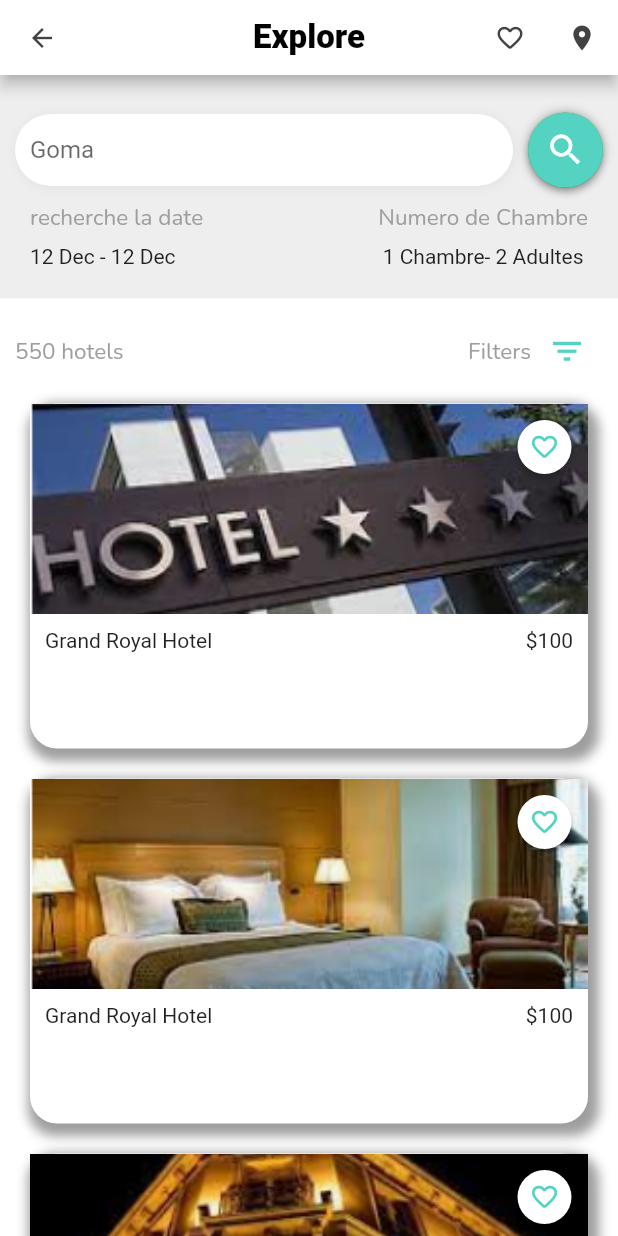
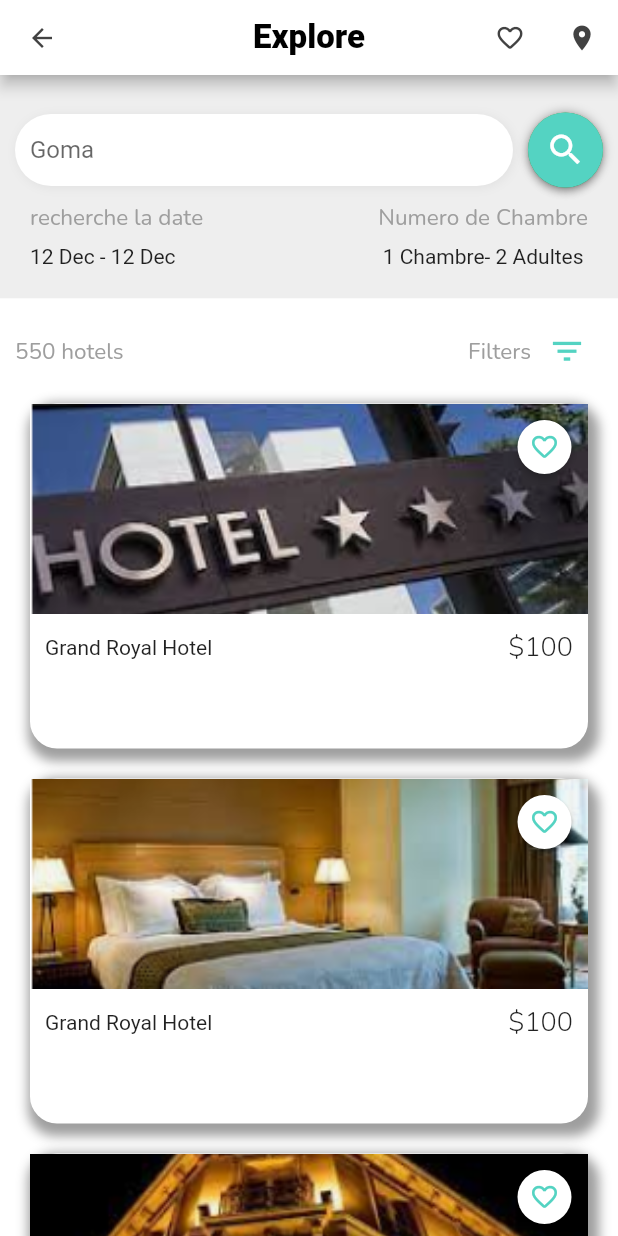
Before and after one commit to DestinManigera/flutterless, a Flutter app: the screen it shows after launch, on a phone screen of 412 x 824 dp. Run offline on Flutter 3.47's test engine with Material 2 defaults, Android fonts, the phone set to English and light mode, and no system bars; our stand-ins replace google_fonts.

Commit message:
second commit

```diff
--- a/lib/main.dart
+++ b/lib/main.dart
@@ -11,7 +11,7 @@ class MyApp extends StatelessWidget {
   const MyApp({Key? key}) : super(key: key);
   @override
   Widget build(BuildContext context) {
-    return MaterialApp(
+    return const MaterialApp(
       debugShowCheckedModeBanner: false,
       title: 'Hotels Booking',
       home: HomePage(),
@@ -351,7 +351,13 @@ class HotelCard extends StatelessWidget {
                 Text(
                   hotelData['title'],
                 ),
-                Text('\$' + hotelData['price']),
+                Text(
+                  '\$' + hotelData['price'],
+                  style: GoogleFonts.nunito(
+                    fontSize: 18,
+                    fontWeight: FontWeight.w300,
+                  ),
+                ),
               ],
             ),
           )
```
